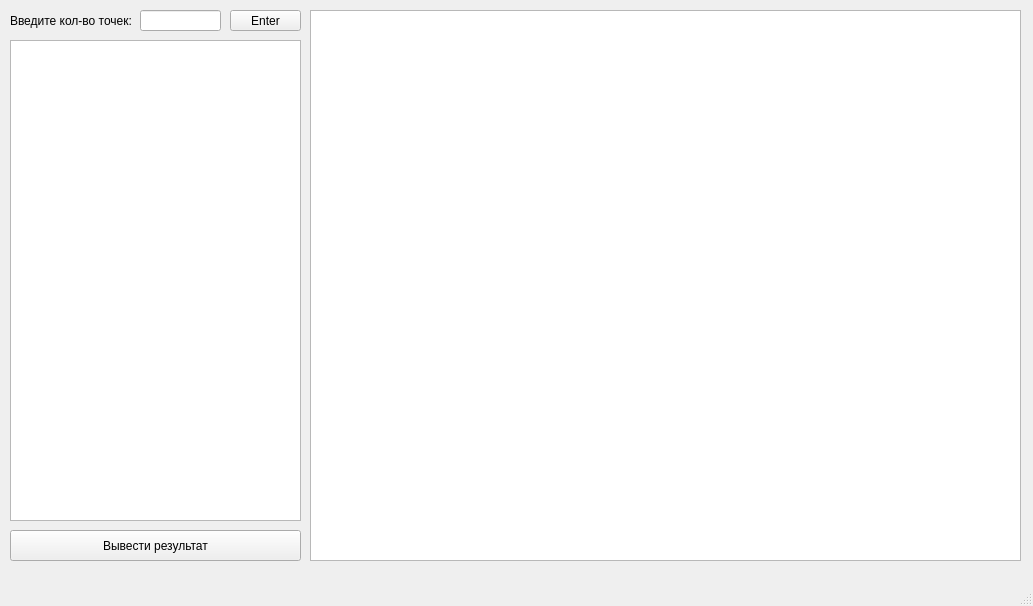
Inlucker/ComputerGraphics, file lab1/mainwindow.ui: the form before one commit.
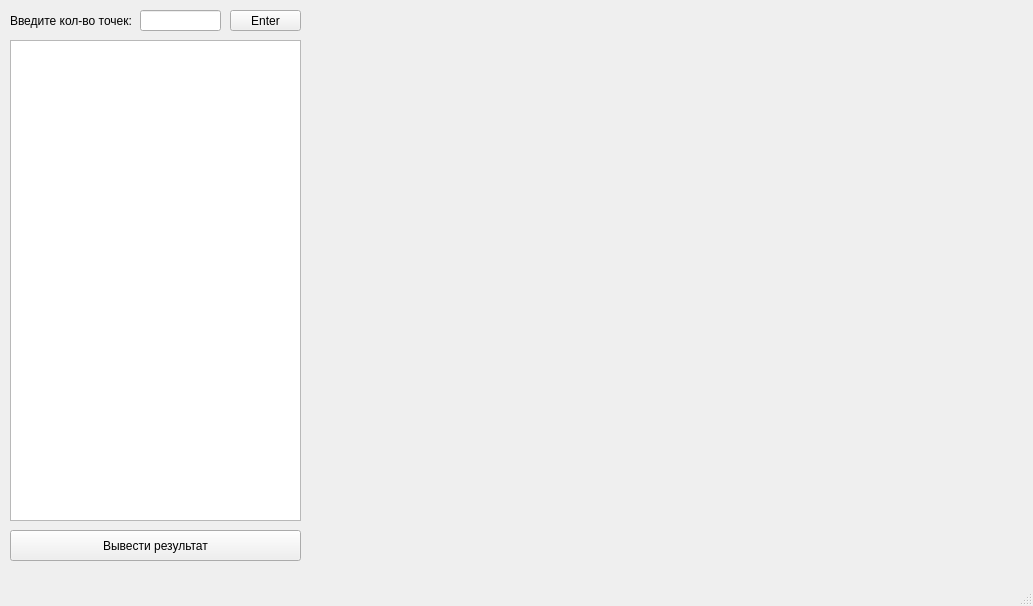
The form after the commit.

Commit message: started working with graphic

The edit to the form file:
```diff
--- a/lab1/mainwindow.ui
+++ b/lab1/mainwindow.ui
@@ -73,7 +73,7 @@
      </rect>
     </property>
    </widget>
-   <widget class="QGraphicsView" name="graphicsView">
+   <widget class="QWidget" name="gridLayoutWidget">
     <property name="geometry">
      <rect>
       <x>310</x>
@@ -82,6 +82,7 @@
       <height>551</height>
      </rect>
     </property>
+    <layout class="QGridLayout" name="gridLayout"/>
    </widget>
   </widget>
   <widget class="QMenuBar" name="menubar">
```
The commit also changes 5 other files.
